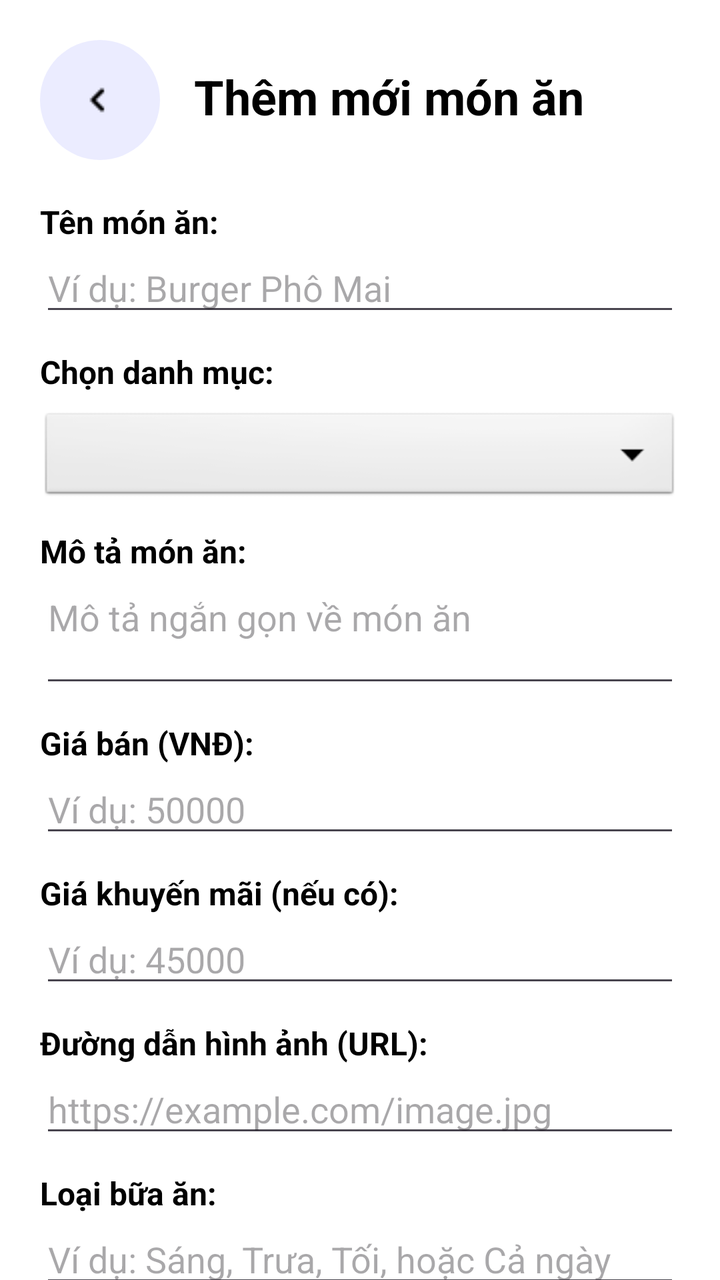
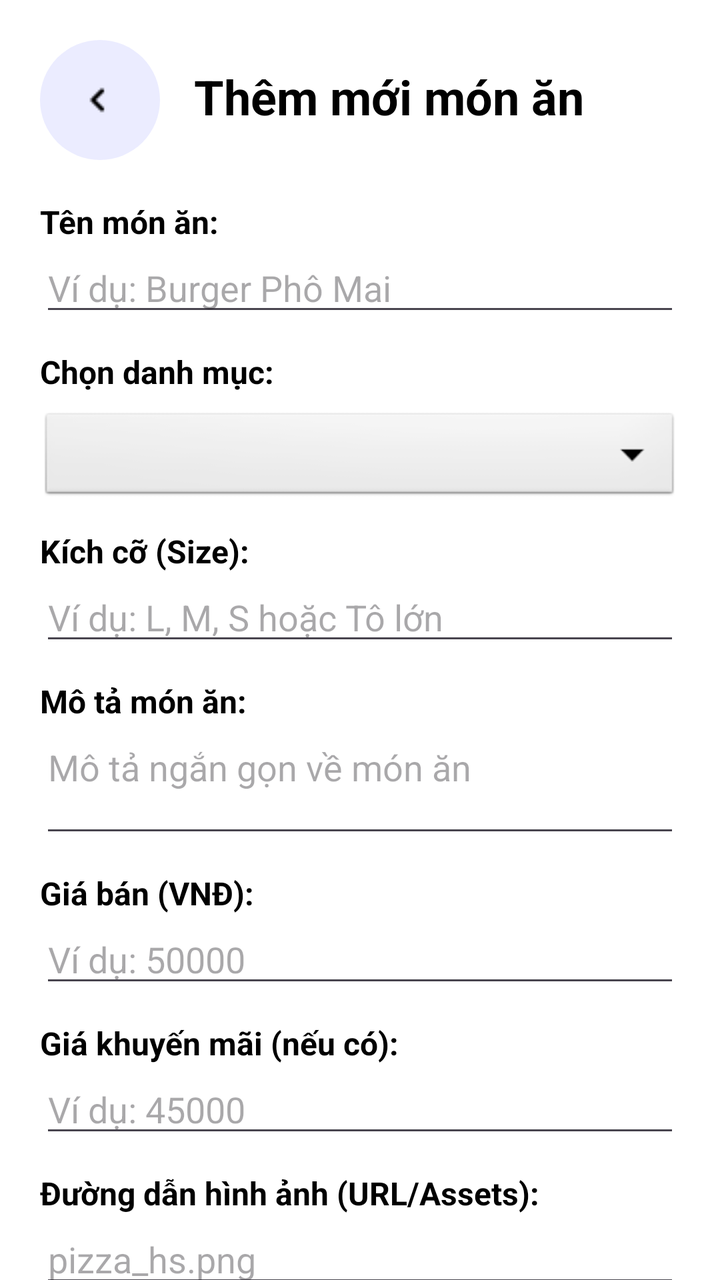

An Android layout rendered at two revisions. The XML below is the earlier revision; the diff shows what the commit changed to produce the second picture.
<!-- AndroidManifest.xml: application theme Theme.NHOM33 -->
<!-- res/layout/admin_add_food.xml -->
<?xml version="1.0" encoding="utf-8"?>
<androidx.constraintlayout.widget.ConstraintLayout xmlns:android="http://schemas.android.com/apk/res/android"
    xmlns:tools="http://schemas.android.com/tools"
    android:layout_width="match_parent"
    android:layout_height="match_parent"
    xmlns:app="http://schemas.android.com/apk/res-auto"
    android:background="@color/white"
    android:id="@+id/main">

    <LinearLayout
        android:id="@+id/layout_back"
        android:layout_width="match_parent"
        android:layout_height="wrap_content"
        android:orientation="horizontal"
        app:layout_constraintEnd_toEndOf="parent"
        app:layout_constraintStart_toStartOf="parent"
        app:layout_constraintTop_toTopOf="parent">

        <ImageButton
            android:id="@+id/btn_back"
            android:layout_width="60dp"
            android:layout_height="60dp"
            android:layout_marginTop="20dp"
            android:layout_marginLeft="20dp"
            android:contentDescription="nút quay lại"
            android:background="@drawable/bg_button_back"
            android:src="@drawable/icons8_back_24" />

        <TextView
            android:layout_width="wrap_content"
            android:layout_height="wrap_content"
            android:layout_marginTop="32dp"
            android:layout_marginLeft="17dp"
            android:text="Thêm mới món ăn"
            android:textSize="24sp"
            android:textStyle="bold"
            android:textColor="@color/black"/>

    </LinearLayout>

    <androidx.core.widget.NestedScrollView
        android:id="@+id/scroll_form"
        android:layout_width="match_parent"
        android:layout_height="0dp"
        android:fillViewport="true"
        app:layout_constraintTop_toBottomOf="@+id/layout_back"
        app:layout_constraintBottom_toBottomOf="parent">

        <LinearLayout
            android:layout_width="match_parent"
            android:layout_height="wrap_content"
            android:orientation="vertical"
            android:padding="20dp">

            
            <TextView
                android:layout_width="wrap_content"
                android:layout_height="wrap_content"
                android:text="Tên món ăn:"
                android:textSize="16sp"
                android:textStyle="bold"
                android:textColor="@color/black" />
            <EditText
                android:id="@+id/edt_food_name"
                android:layout_width="match_parent"
                android:layout_height="wrap_content"
                android:hint="Ví dụ: Burger Phô Mai"
                android:inputType="textCapWords" />

            
            <TextView
                android:layout_width="wrap_content"
                android:layout_height="wrap_content"
                android:layout_marginTop="12dp"
                android:text="Chọn danh mục:"
                android:textSize="16sp"
                android:textStyle="bold"
                android:textColor="@color/black" />

            <Spinner
                android:id="@+id/spinner_category_id"
                android:layout_width="match_parent"
                android:layout_height="48dp"
                android:layout_marginTop="8dp"
                android:background="@android:drawable/btn_dropdown"
                android:spinnerMode="dropdown" />

            
            <TextView
                android:layout_width="wrap_content"
                android:layout_height="wrap_content"
                android:layout_marginTop="12dp"
                android:text="Mô tả món ăn:"
                android:textSize="16sp"
                android:textStyle="bold"
                android:textColor="@color/black" />
            <EditText
                android:id="@+id/edt_description"
                android:layout_width="match_parent"
                android:layout_height="wrap_content"
                android:hint="Mô tả ngắn gọn về món ăn"
                android:gravity="top"
                android:minLines="2"
                android:inputType="textMultiLine" />

            
            <TextView
                android:layout_width="wrap_content"
                android:layout_height="wrap_content"
                android:layout_marginTop="12dp"
                android:text="Giá bán (VNĐ):"
                android:textSize="16sp"
                android:textStyle="bold"
                android:textColor="@color/black" />
            <EditText
                android:id="@+id/edt_price"
                android:layout_width="match_parent"
                android:layout_height="wrap_content"
                android:hint="Ví dụ: 50000"
                android:inputType="numberDecimal" />

            
            <TextView
                android:layout_width="wrap_content"
                android:layout_height="wrap_content"
                android:layout_marginTop="12dp"
                android:text="Giá khuyến mãi (nếu có):"
                android:textSize="16sp"
                android:textStyle="bold"
                android:textColor="@color/black" />
            <EditText
                android:id="@+id/edt_price_sale"
                android:layout_width="match_parent"
                android:layout_height="wrap_content"
                android:hint="Ví dụ: 45000"
                android:inputType="numberDecimal" />

            
            <TextView
                android:layout_width="wrap_content"
                android:layout_height="wrap_content"
                android:layout_marginTop="12dp"
                android:text="Đường dẫn hình ảnh (URL):"
                android:textSize="16sp"
                android:textStyle="bold"
                android:textColor="@color/black" />
            <EditText
                android:id="@+id/edt_image_url"
                android:layout_width="match_parent"
                android:layout_height="wrap_content"
                android:hint="https://example.com/image.jpg"
                android:inputType="textUri" />

            
            <TextView
                android:layout_width="wrap_content"
                android:layout_height="wrap_content"
                android:layout_marginTop="12dp"
                android:text="Loại bữa ăn:"
                android:textSize="16sp"
                android:textStyle="bold"
                android:textColor="@color/black" />
            <EditText
                android:id="@+id/edt_meal_type"
                android:layout_width="match_parent"
                android:layout_height="wrap_content"
                android:hint="Ví dụ: Sáng, Trưa, Tối, hoặc Cả ngày" />

            
            <CheckBox
                android:id="@+id/chk_is_available"
                android:layout_width="wrap_content"
                android:layout_height="wrap_content"
                android:layout_marginTop="12dp"
                android:text="Đang phục vụ (Có sẵn)"
                android:textSize="16sp"
                android:checked="true" />

            
            <Button
                android:id="@+id/btn_add_food"
                android:layout_width="match_parent"
                android:layout_height="60dp"
                android:layout_marginTop="30dp"
                android:layout_marginBottom="30dp"
                android:text="THÊM MÓN ĂN"
                android:textSize="18sp"
                android:textStyle="bold"
                android:backgroundTint="#FF5722"
                android:textColor="@color/white" />

        </LinearLayout>
    </androidx.core.widget.NestedScrollView>

</androidx.constraintlayout.widget.ConstraintLayout>
<!-- resources referenced by this layout -->
<resources>
  <color name="black">#FF000000</color>
  <color name="white">#FFFFFFFF</color>
  <!-- drawable bg_button_back (drawable) -->
  <?xml version="1.0" encoding="utf-8"?>
  <shape xmlns:android="http://schemas.android.com/apk/res/android">
      <solid android:color="#ebecff" />
  
      <corners android:radius="30dp" />
  
  </shape>
  <!-- drawable icons8_back_24: png bitmap (drawable, 164 bytes) -->
  <style name="Theme.NHOM33" parent="Base.Theme.NHOM33" />
  <style name="Base.Theme.NHOM33" parent="Theme.Material3.DayNight.NoActionBar">
          
          
      </style>
</resources>

<!-- the commit's change to res/layout/admin_add_food.xml (unified diff, before → after) -->
@@ -90,6 +90,22 @@
                 android:layout_width="wrap_content"
                 android:layout_height="wrap_content"
                 android:layout_marginTop="12dp"
+                android:text="Kích cỡ (Size):"
+                android:textSize="16sp"
+                android:textStyle="bold"
+                android:textColor="@color/black" />
+            <EditText
+                android:id="@+id/edt_size"
+                android:layout_width="match_parent"
+                android:layout_height="wrap_content"
+                android:hint="Ví dụ: L, M, S hoặc Tô lớn"
+                android:inputType="text" />
+
+            
+            <TextView
+                android:layout_width="wrap_content"
+                android:layout_height="wrap_content"
+                android:layout_marginTop="12dp"
                 android:text="Mô tả món ăn:"
                 android:textSize="16sp"
                 android:textStyle="bold"
@@ -140,7 +156,7 @@
                 android:layout_width="wrap_content"
                 android:layout_height="wrap_content"
                 android:layout_marginTop="12dp"
-                android:text="Đường dẫn hình ảnh (URL):"
+                android:text="Đường dẫn hình ảnh (URL/Assets):"
                 android:textSize="16sp"
                 android:textStyle="bold"
                 android:textColor="@color/black" />
@@ -148,7 +164,7 @@
                 android:id="@+id/edt_image_url"
                 android:layout_width="match_parent"
                 android:layout_height="wrap_content"
-                android:hint="https://example.com/image.jpg"
+                android:hint="pizza_hs.png"
                 android:inputType="textUri" />
 
             
@@ -156,22 +172,29 @@
                 android:layout_width="wrap_content"
                 android:layout_height="wrap_content"
                 android:layout_marginTop="12dp"
-                android:text="Loại bữa ăn:"
-                android:textSize="16sp"
-                android:textStyle="bold"
-                android:textColor="@color/black" />
-            <EditText
-                android:id="@+id/edt_meal_type"
-                android:layout_width="match_parent"
-                android:layout_height="wrap_content"
-                android:hint="Ví dụ: Sáng, Trưa, Tối, hoặc Cả ngày" />
-
-            
+                android:text="Tùy chọn khác:"
+                android:textSize="16sp"
+                android:textStyle="bold"
+                android:textColor="@color/black" />
+
+            <CheckBox
+                android:id="@+id/chk_is_new"
+                android:layout_width="wrap_content"
+                android:layout_height="wrap_content"
+                android:text="Sản phẩm mới"
+                android:textSize="16sp" />
+
+            <CheckBox
+                android:id="@+id/chk_is_best"
+                android:layout_width="wrap_content"
+                android:layout_height="wrap_content"
+                android:text="Sản phẩm bán chạy"
+                android:textSize="16sp" />
+
             <CheckBox
                 android:id="@+id/chk_is_available"
                 android:layout_width="wrap_content"
                 android:layout_height="wrap_content"
-                android:layout_marginTop="12dp"
                 android:text="Đang phục vụ (Có sẵn)"
                 android:textSize="16sp"
                 android:checked="true" />
